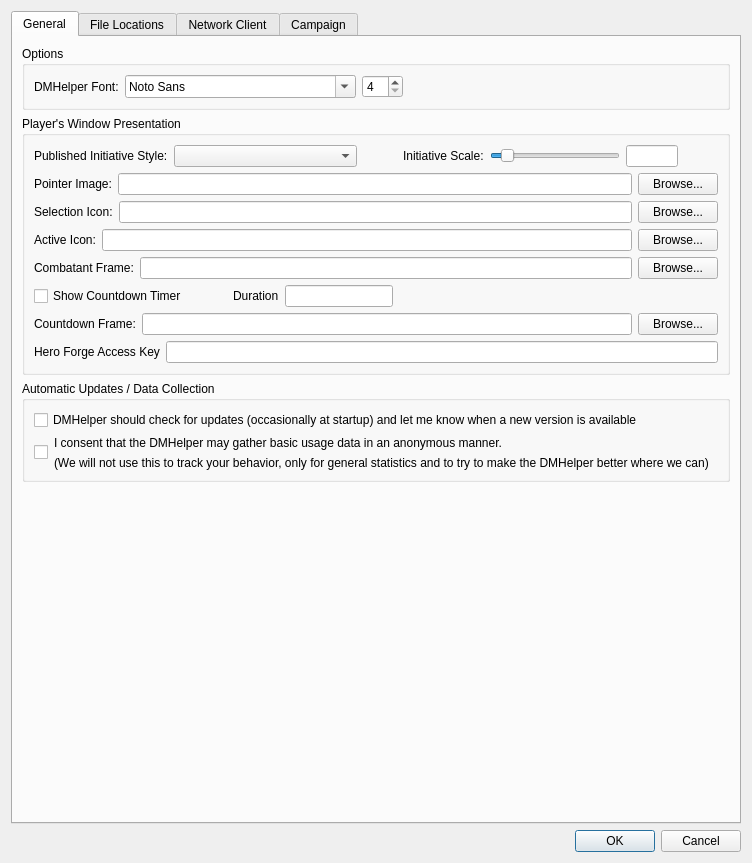
The window that DMHelper/src/optionsdialog.ui (MMetze/DMHelper) describes before a commit, drawn with Qt 5.
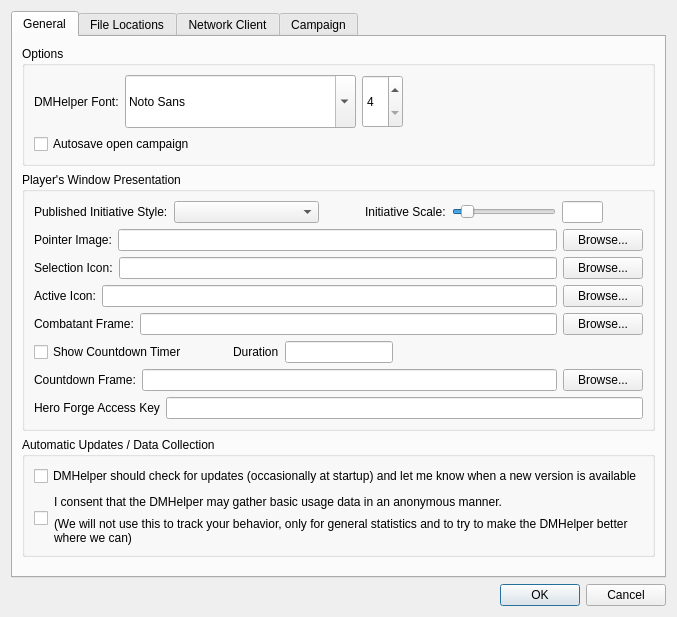
The same window after the commit. The open tabs and pages were chosen to show the change. Icons and pictures are not drawn.

Commit message: first implementation of an autosave mechanism

```diff
--- a/DMHelper/src/optionsdialog.ui
+++ b/DMHelper/src/optionsdialog.ui
@@ -6,8 +6,8 @@
    <rect>
     <x>0</x>
     <y>0</y>
-    <width>752</width>
-    <height>863</height>
+    <width>668</width>
+    <height>617</height>
    </rect>
   </property>
   <property name="windowTitle">
@@ -107,6 +107,13 @@
             </item>
            </layout>
           </item>
+          <item>
+           <widget class="QCheckBox" name="chkAutosave">
+            <property name="text">
+             <string>Autosave open campaign</string>
+            </property>
+           </widget>
+          </item>
          </layout>
         </widget>
        </item>
@@ -440,12 +447,12 @@
           <enum>Qt::Vertical</enum>
          </property>
          <property name="sizeType">
-          <enum>QSizePolicy::MinimumExpanding</enum>
+          <enum>QSizePolicy::Preferred</enum>
          </property>
          <property name="sizeHint" stdset="0">
           <size>
            <width>5</width>
-           <height>274</height>
+           <height>10</height>
           </size>
          </property>
         </spacer>
```
Left out of the diff: 6 changed lines with no effect on the pictures. The commit also changes 6 other files.
